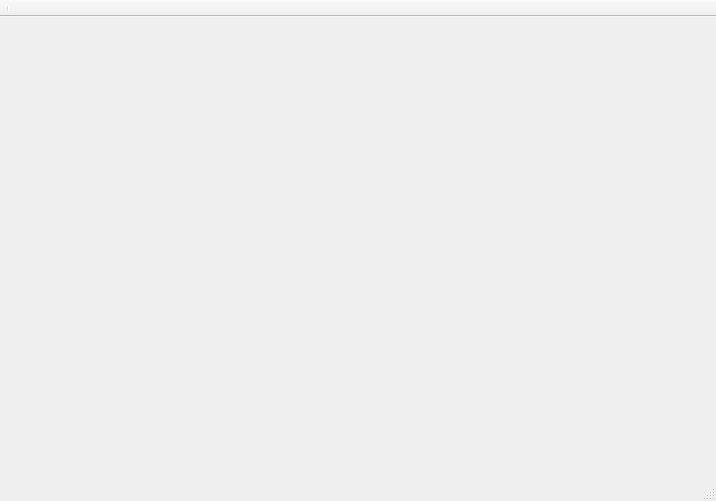
First picture: the form in AR600MainWindow.ui, repository AlexanderMokhov/AR-600Controller, before the edit.
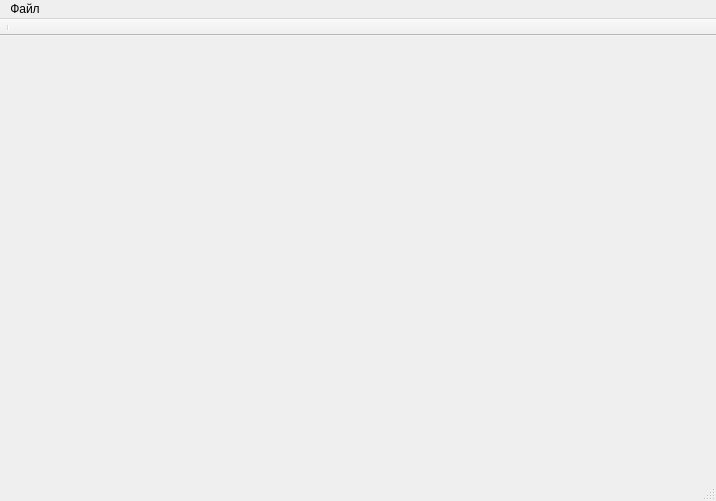
Second picture: the form after the edit.

The edit to the form file:
```diff
--- a/AR600MainWindow.ui
+++ b/AR600MainWindow.ui
@@ -65,6 +65,14 @@
      <height>19</height>
     </rect>
    </property>
+   <widget class="QMenu" name="menu">
+    <property name="title">
+     <string>Файл</string>
+    </property>
+    <addaction name="actionOpenConfigFile"/>
+    <addaction name="actionSaveConfigFile"/>
+   </widget>
+   <addaction name="menu"/>
   </widget>
   <widget class="QStatusBar" name="statusbar"/>
   <widget class="QToolBar" name="MainToolBar">
```
Left out of the diff: 10 changed lines with no effect on the pictures.
